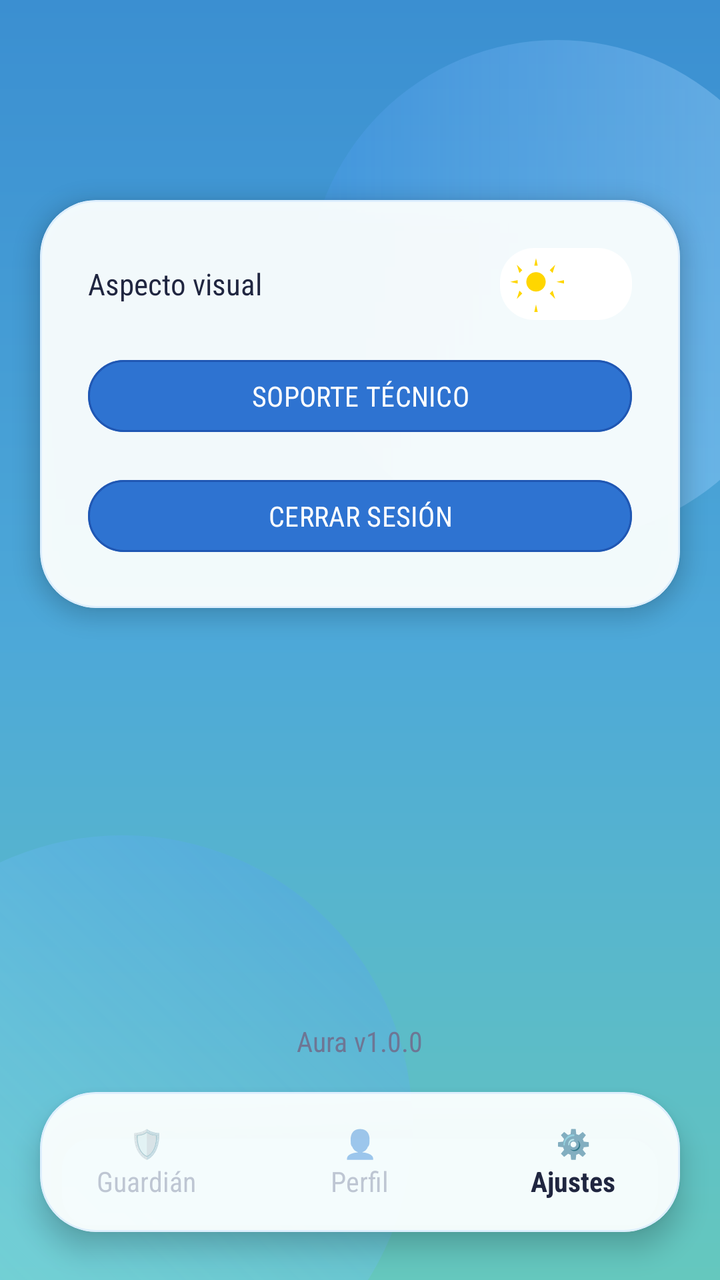
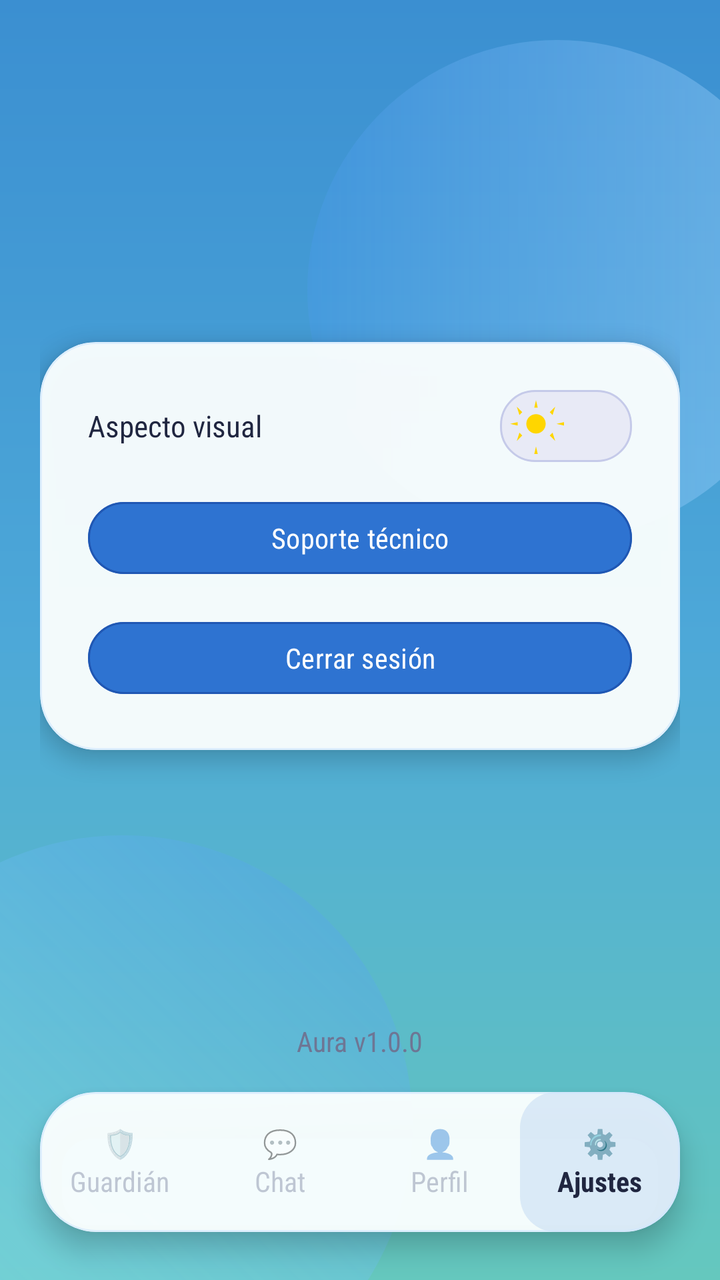

Two renders of the same Android screen: before a commit and after it. Below are the layout's source before the change and the commit's diff.
<!-- AndroidManifest.xml: application theme Theme.Aura -->
<!-- res/layout/pantalla_ajustes.xml -->
<?xml version="1.0" encoding="utf-8"?>
<RelativeLayout xmlns:android="http://schemas.android.com/apk/res/android"
    xmlns:app="http://schemas.android.com/apk/res-auto"
    xmlns:tools="http://schemas.android.com/tools"
    android:id="@+id/main_ajustes"
    android:layout_width="match_parent"
    android:layout_height="match_parent"
    android:background="@drawable/bg_login_gradient"
    android:clipChildren="false"
    android:clipToPadding="false"
    tools:context=".PantallaAjustes">

    
    <View
        android:id="@+id/blobTopAjustes"
        android:layout_width="250dp"
        android:layout_height="250dp"
        android:layout_alignParentEnd="true"
        android:layout_marginTop="20dp"
        android:layout_marginEnd="-44dp"
        android:background="@drawable/bg_login_blob_top" />

    <View
        android:id="@+id/blobBottomAjustes"
        android:layout_width="290dp"
        android:layout_height="290dp"
        android:layout_alignParentStart="true"
        android:layout_alignParentBottom="true"
        android:layout_marginStart="-84dp"
        android:layout_marginBottom="-68dp"
        android:background="@drawable/bg_login_blob_bottom" />


    
    <com.google.android.material.card.MaterialCardView
        android:id="@+id/cardBottomNav"
        android:layout_width="match_parent"
        android:layout_height="70dp"
        android:layout_alignParentBottom="true"
        android:layout_marginHorizontal="20dp"
        android:layout_marginBottom="24dp"
        app:cardBackgroundColor="@color/login_card_bg"
        app:cardCornerRadius="28dp"
        app:cardElevation="8dp"
        app:strokeColor="@color/login_card_stroke"
        app:strokeWidth="1dp">

        <LinearLayout
            android:layout_width="match_parent"
            android:layout_height="match_parent"
            android:orientation="horizontal"
            android:gravity="center"
            android:weightSum="3">

            <LinearLayout
                android:id="@+id/navPaginaGuardian"
                android:layout_width="0dp"
                android:layout_height="match_parent"
                android:layout_weight="1"
                android:gravity="center"
                android:orientation="vertical"
                android:clickable="true"
                android:focusable="true"
                android:alpha="0.4">
                <TextView
                    android:id="@+id/tvNavPrincipalIcono"
                    android:layout_width="wrap_content"
                    android:layout_height="wrap_content"
                    android:text="🛡️"
                    android:textSize="14sp" />
                <TextView
                    android:id="@+id/tvNavPrincipalTexto"
                    android:layout_width="wrap_content"
                    android:layout_height="wrap_content"
                    android:fontFamily="sans-serif-condensed"
                    android:text="Guardián"
                    android:textColor="@color/aura_text_hint"
                    android:textSize="14sp" />
            </LinearLayout>

            <LinearLayout
                android:id="@+id/navPerfil"
                android:layout_width="0dp"
                android:layout_height="match_parent"
                android:layout_weight="1"
                android:gravity="center"
                android:orientation="vertical"
                android:clickable="true"
                android:focusable="true"
                android:alpha="0.4">
                <TextView
                    android:layout_width="wrap_content"
                    android:layout_height="wrap_content"
                    android:text="👤"
                    android:textSize="14sp" />
                <TextView
                    android:layout_width="wrap_content"
                    android:layout_height="wrap_content"
                    android:fontFamily="sans-serif-condensed"
                    android:text="Perfil"
                    android:textColor="@color/aura_text_hint"
                    android:textSize="14sp" />
            </LinearLayout>

            <LinearLayout
                android:id="@+id/navConfiguraciones"
                android:layout_width="0dp"
                android:layout_height="match_parent"
                android:layout_weight="1"
                android:gravity="center"
                android:orientation="vertical"
                android:clickable="true"
                android:focusable="true">
                <TextView
                    android:layout_width="wrap_content"
                    android:layout_height="wrap_content"
                    android:text="⚙️"
                    android:textSize="14sp" />
                <TextView
                    android:layout_width="wrap_content"
                    android:layout_height="wrap_content"
                    android:fontFamily="sans-serif-condensed"
                    android:text="Ajustes"
                    android:textColor="@color/aura_text_primary"
                    android:textSize="14sp"
                    android:textStyle="bold" />
            </LinearLayout>
        </LinearLayout>
    </com.google.android.material.card.MaterialCardView>

    
    <com.google.android.material.card.MaterialCardView
        android:id="@+id/cardAjustes"
        android:layout_width="match_parent"
        android:layout_height="wrap_content"
        android:layout_alignParentTop="true"
        android:layout_marginHorizontal="20dp"
        android:layout_marginTop="100dp"
        app:cardBackgroundColor="@color/login_card_bg"
        app:cardCornerRadius="28dp"
        app:cardElevation="6dp"
        app:strokeColor="@color/login_card_stroke"
        app:strokeWidth="1dp">

        <LinearLayout
            android:layout_width="match_parent"
            android:layout_height="wrap_content"
            android:orientation="vertical"
            android:padding="24dp">

            
            <LinearLayout
                android:layout_width="match_parent"
                android:layout_height="wrap_content"
                android:gravity="center_vertical"
                android:orientation="horizontal">

                <TextView
                    android:layout_width="0dp"
                    android:layout_height="wrap_content"
                    android:layout_weight="1"
                    android:fontFamily="sans-serif-condensed"
                    android:text="Aspecto visual"
                    android:textColor="@color/aura_text_primary"
                    android:textSize="15sp" />

                <FrameLayout
                    android:id="@+id/layoutThemeToggle"
                    android:layout_width="66dp"
                    android:layout_height="36dp"
                    android:background="@drawable/toggle_track_day"
                    android:clickable="true"
                    android:focusable="true"
                    android:padding="1dp">

                    <ImageView
                        android:id="@+id/ivThumbToggle"
                        android:layout_width="28dp"
                        android:layout_height="28dp"
                        android:layout_gravity="start|center_vertical"
                        android:layout_marginStart="3dp"
                        android:contentDescription="@null"
                        android:scaleType="fitCenter"
                        android:src="@drawable/ic_sun" />

                </FrameLayout>
            </LinearLayout>

            
            <com.google.android.material.button.MaterialButton


                android:id="@+id/btnVincular"
                android:layout_width="match_parent"
                android:layout_height="44dp"
                android:layout_marginTop="32dp"
                android:fontFamily="sans-serif-condensed"
                android:text="VINCULACIÓN"
                android:textColor="@color/login_btn_text"
                android:textSize="14sp"
                android:visibility="gone"
                app:backgroundTint="@color/login_btn_bg"
                app:cornerRadius="24dp"
                app:strokeColor="@color/login_btn_stroke"
                app:strokeWidth="1dp" />

            
            <com.google.android.material.button.MaterialButton
                android:id="@+id/btnMiToken"
                android:layout_width="match_parent"
                android:layout_height="44dp"
                android:layout_marginTop="32dp"
                android:fontFamily="sans-serif-condensed"
                android:text="TOKEN DE VINCULACIÓN"
                android:textColor="@color/login_btn_text"
                android:textSize="14sp"
                android:visibility="gone"
                app:backgroundTint="@color/login_btn_bg"
                app:cornerRadius="24dp"
                app:strokeColor="@color/login_btn_stroke"
                app:strokeWidth="1dp" />

            
            <com.google.android.material.button.MaterialButton
                android:id="@+id/btnSoporte"
                android:layout_width="match_parent"
                android:layout_height="44dp"
                android:layout_marginTop="16dp"
                android:fontFamily="sans-serif-condensed"
                android:text="SOPORTE TÉCNICO"
                android:textColor="@color/login_btn_text"
                android:textSize="14sp"
                app:backgroundTint="@color/login_btn_bg"
                app:cornerRadius="24dp"
                app:strokeColor="@color/login_btn_stroke"
                app:strokeWidth="1dp" />

            
            <com.google.android.material.button.MaterialButton
                android:id="@+id/btnCerrarSesion"
                android:layout_width="match_parent"
                android:layout_height="44dp"
                android:layout_marginTop="16dp"
                android:fontFamily="sans-serif-condensed"
                android:text="CERRAR SESIÓN"
                android:textColor="@color/login_btn_text"
                android:textSize="14sp"
                app:backgroundTint="@color/login_btn_bg"
                app:cornerRadius="24dp"
                app:strokeColor="@color/login_btn_stroke"
                app:strokeWidth="1dp" />

        </LinearLayout>
    </com.google.android.material.card.MaterialCardView>

    
    <TextView
        android:layout_width="wrap_content"
        android:layout_height="wrap_content"
        android:layout_above="@id/cardBottomNav"
        android:layout_centerHorizontal="true"
        android:layout_marginBottom="16dp"
        android:fontFamily="sans-serif-condensed"
        android:text="Aura v1.0.0"
        android:textColor="@color/aura_text_hint"
        android:textSize="14sp" />

</RelativeLayout>
<!-- resources referenced by this layout -->
<resources>
  <color name="aura_text_hint">#6E7694</color>
  <color name="aura_text_primary">#202640</color>
  <color name="login_btn_bg">#2E73D1</color>
  <color name="login_btn_stroke">#2057B3</color>
  <color name="login_btn_text">#FFFFFFFF</color>
  <color name="login_card_bg">#F4FBFFFF</color>
  <color name="login_card_stroke">#90CDE7FF</color>
  <!-- drawable bg_login_blob_bottom (drawable) -->
  <?xml version="1.0" encoding="utf-8"?>
  <shape xmlns:android="http://schemas.android.com/apk/res/android" android:shape="oval">
      <gradient
          android:angle="45"
          android:startColor="@color/login_blob_bottom_start"
          android:endColor="@color/login_blob_bottom_end"
          android:type="linear" />
  </shape>
  <!-- drawable bg_login_blob_top (drawable) -->
  <?xml version="1.0" encoding="utf-8"?>
  <shape xmlns:android="http://schemas.android.com/apk/res/android" android:shape="oval">
      <gradient
          android:angle="180"
          android:startColor="@color/login_blob_top_start"
          android:endColor="@color/login_blob_top_end"
          android:type="linear" />
  </shape>
  <!-- drawable bg_login_gradient (drawable) -->
  <?xml version="1.0" encoding="utf-8"?>
  <shape xmlns:android="http://schemas.android.com/apk/res/android" android:shape="rectangle">
      <gradient
          android:angle="300"
          android:startColor="@color/login_bg_start"
          android:centerColor="@color/login_bg_center"
          android:endColor="@color/login_bg_end"
          android:type="linear" />
  </shape>
  <!-- drawable ic_sun (drawable) -->
  <?xml version="1.0" encoding="utf-8"?>
  <vector xmlns:android="http://schemas.android.com/apk/res/android"
      android:width="26dp"
      android:height="26dp"
      android:viewportWidth="26"
      android:viewportHeight="26">
      
      <path
          android:fillColor="#FFD600"
          android:pathData="M13,7.5 C10.515,7.5 8.5,9.515 8.5,12 C8.5,14.485 10.515,16.5 13,16.5
                            C15.485,16.5 17.5,14.485 17.5,12 C17.5,9.515 15.485,7.5 13,7.5 Z" />
      
      <path
          android:fillColor="#FFD600"
          android:pathData="M13,1 L13.8,4.5 L12.2,4.5 Z
                            M13,22.5 L13.8,26 L12.2,26 Z
                            M1,12 L4.5,12.8 L4.5,11.2 Z
                            M22.5,12 L26,12.8 L26,11.2 Z
                            M4.1,4.1 L6.6,6.6 L5.3,7.9 Z
                            M21.9,4.1 L19.4,6.6 L20.7,7.9 Z
                            M4.1,19.9 L6.6,17.4 L5.3,16.1 Z
                            M21.9,19.9 L19.4,17.4 L20.7,16.1 Z" />
  </vector>
  <!-- drawable toggle_track_day (drawable) -->
  <?xml version="1.0" encoding="utf-8"?>
  <shape xmlns:android="http://schemas.android.com/apk/res/android"
      android:shape="rectangle">
      <corners android:radius="17dp" />
      <solid android:color="@color/white" />
  </shape>
  <style name="Theme.Aura" parent="Base.Theme.Aura" />
  <color name="login_blob_bottom_start">#6699F0FF</color>
  <color name="login_blob_bottom_end">#333F7FFF</color>
  <color name="login_blob_top_start">#66A9D9FF</color>
  <color name="login_blob_top_end">#334D9BFF</color>
  <color name="login_bg_start">#3B8FD1</color>
  <color name="login_bg_center">#4DA8D8</color>
  <color name="login_bg_end">#65C8BE</color>
  <color name="white">#FFFFFFFF</color>
  <style name="Base.Theme.Aura" parent="Theme.Material3.DayNight.NoActionBar">
          <item name="colorPrimary">@color/aura_btn_fill</item>
          <item name="colorOnPrimary">@color/white</item>
          <item name="android:windowBackground">@color/aura_card_bg</item>
      </style>
  <color name="aura_btn_fill">#DC284F</color>
  <color name="aura_card_bg">#F7F8FC</color>
</resources>

<!-- the commit's change to res/layout/pantalla_ajustes.xml (unified diff, before → after) -->
@@ -50,7 +50,7 @@
             android:layout_height="match_parent"
             android:orientation="horizontal"
             android:gravity="center"
-            android:weightSum="3">
+            android:weightSum="4">
 
             <LinearLayout
                 android:id="@+id/navPaginaGuardian"
@@ -79,6 +79,30 @@
             </LinearLayout>
 
             <LinearLayout
+                android:id="@+id/navChat"
+                android:layout_width="0dp"
+                android:layout_height="match_parent"
+                android:layout_weight="1"
+                android:gravity="center"
+                android:orientation="vertical"
+                android:clickable="true"
+                android:focusable="true"
+                android:alpha="0.4">
+                <TextView
+                    android:layout_width="wrap_content"
+                    android:layout_height="wrap_content"
+                    android:text="💬"
+                    android:textSize="14sp" />
+                <TextView
+                    android:layout_width="wrap_content"
+                    android:layout_height="wrap_content"
+                    android:fontFamily="sans-serif-condensed"
+                    android:text="Chat"
+                    android:textColor="@color/aura_text_hint"
+                    android:textSize="14sp" />
+            </LinearLayout>
+
+            <LinearLayout
                 android:id="@+id/navPerfil"
                 android:layout_width="0dp"
                 android:layout_height="match_parent"
@@ -110,7 +134,8 @@
                 android:gravity="center"
                 android:orientation="vertical"
                 android:clickable="true"
-                android:focusable="true">
+                android:focusable="true"
+                android:background="@drawable/bg_nav_active">
                 <TextView
                     android:layout_width="wrap_content"
                     android:layout_height="wrap_content"
@@ -129,24 +154,36 @@
     </com.google.android.material.card.MaterialCardView>
 
     
-    <com.google.android.material.card.MaterialCardView
-        android:id="@+id/cardAjustes"
+    <ScrollView
         android:layout_width="match_parent"
-        android:layout_height="wrap_content"
-        android:layout_alignParentTop="true"
-        android:layout_marginHorizontal="20dp"
-        android:layout_marginTop="100dp"
-        app:cardBackgroundColor="@color/login_card_bg"
-        app:cardCornerRadius="28dp"
-        app:cardElevation="6dp"
-        app:strokeColor="@color/login_card_stroke"
-        app:strokeWidth="1dp">
-
-        <LinearLayout
+        android:layout_height="match_parent"
+        android:layout_above="@+id/cardBottomNav"
+        android:fillViewport="true"
+        android:fadeScrollbars="false"
+        android:scrollbars="none">
+
+        <RelativeLayout
             android:layout_width="match_parent"
             android:layout_height="wrap_content"
-            android:orientation="vertical"
-            android:padding="24dp">
+            android:gravity="center"
+            android:padding="20dp">
+
+            <com.google.android.material.card.MaterialCardView
+                android:id="@+id/cardAjustes"
+                android:layout_width="match_parent"
+                android:layout_height="wrap_content"
+                android:layout_centerInParent="true"
+                app:cardBackgroundColor="@color/login_card_bg"
+                app:cardCornerRadius="28dp"
+                app:cardElevation="6dp"
+                app:strokeColor="@color/login_card_stroke"
+                app:strokeWidth="1dp">
+
+                <LinearLayout
+                    android:layout_width="match_parent"
+                    android:layout_height="wrap_content"
+                    android:orientation="vertical"
+                    android:padding="24dp">
 
             
             <LinearLayout
@@ -195,7 +232,7 @@
                 android:layout_height="44dp"
                 android:layout_marginTop="32dp"
                 android:fontFamily="sans-serif-condensed"
-                android:text="VINCULACIÓN"
+                android:text="Vinculación"
                 android:textColor="@color/login_btn_text"
                 android:textSize="14sp"
                 android:visibility="gone"
@@ -211,7 +248,7 @@
                 android:layout_height="44dp"
                 android:layout_marginTop="32dp"
                 android:fontFamily="sans-serif-condensed"
-                android:text="TOKEN DE VINCULACIÓN"
+                android:text="Token de vinculación"
                 android:textColor="@color/login_btn_text"
                 android:textSize="14sp"
                 android:visibility="gone"
@@ -227,7 +264,7 @@
                 android:layout_height="44dp"
                 android:layout_marginTop="16dp"
                 android:fontFamily="sans-serif-condensed"
-                android:text="SOPORTE TÉCNICO"
+                android:text="Soporte técnico"
                 android:textColor="@color/login_btn_text"
                 android:textSize="14sp"
                 app:backgroundTint="@color/login_btn_bg"
@@ -242,7 +279,7 @@
                 android:layout_height="44dp"
                 android:layout_marginTop="16dp"
                 android:fontFamily="sans-serif-condensed"
-                android:text="CERRAR SESIÓN"
+                android:text="Cerrar sesión"
                 android:textColor="@color/login_btn_text"
                 android:textSize="14sp"
                 app:backgroundTint="@color/login_btn_bg"
@@ -251,7 +288,9 @@
                 app:strokeWidth="1dp" />
 
         </LinearLayout>
-    </com.google.android.material.card.MaterialCardView>
+            </com.google.android.material.card.MaterialCardView>
+        </RelativeLayout>
+    </ScrollView>
 
     
     <TextView
<!-- resource entries referenced after the edit -->
@@ -35,6 +35,12 @@
           android:endColor="@color/login_bg_end"
           android:type="linear" />
   </shape>
+  <!-- drawable bg_nav_active (drawable) -->
+  <?xml version="1.0" encoding="utf-8"?>
+  <shape xmlns:android="http://schemas.android.com/apk/res/android">
+      <solid android:color="#222E73D1" />
+      <corners android:radius="18dp" />
+  </shape>
   <!-- drawable ic_sun (drawable) -->
   <?xml version="1.0" encoding="utf-8"?>
   <vector xmlns:android="http://schemas.android.com/apk/res/android"
@@ -64,7 +70,8 @@
   <shape xmlns:android="http://schemas.android.com/apk/res/android"
       android:shape="rectangle">
       <corners android:radius="17dp" />
-      <solid android:color="@color/white" />
+      <solid android:color="#E8EAF6" /> 
+      <stroke android:width="1dp" android:color="#C5CAE9" />
   </shape>
   <style name="Theme.Aura" parent="Base.Theme.Aura" />
   <color name="login_blob_bottom_start">#6699F0FF</color>
